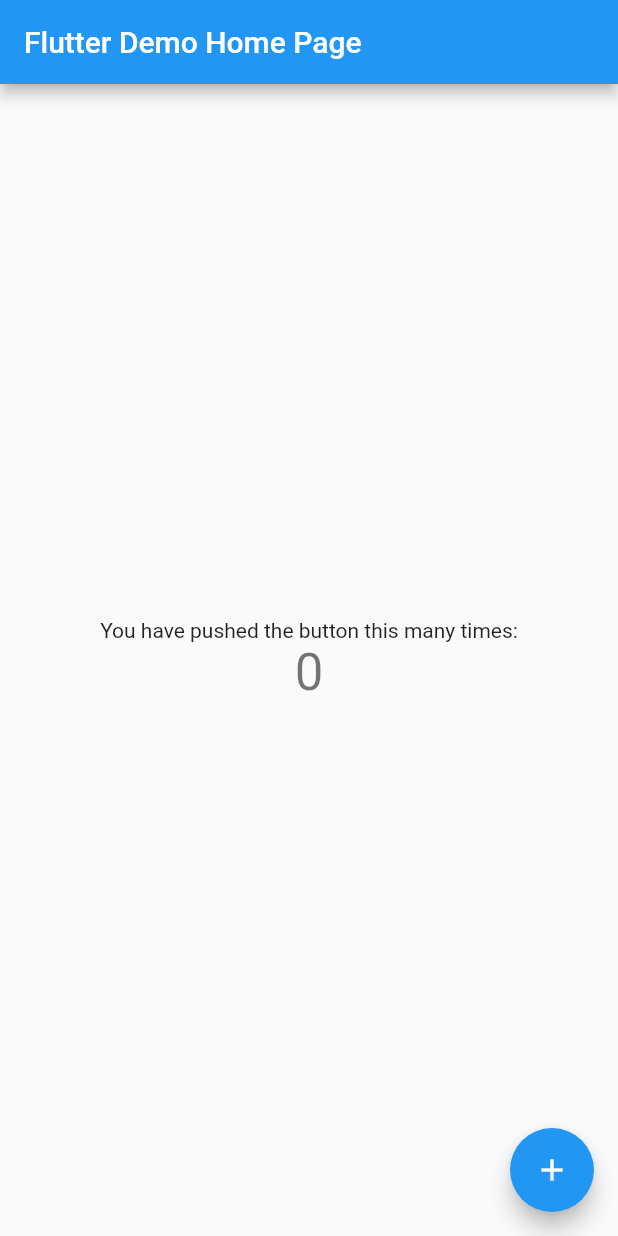
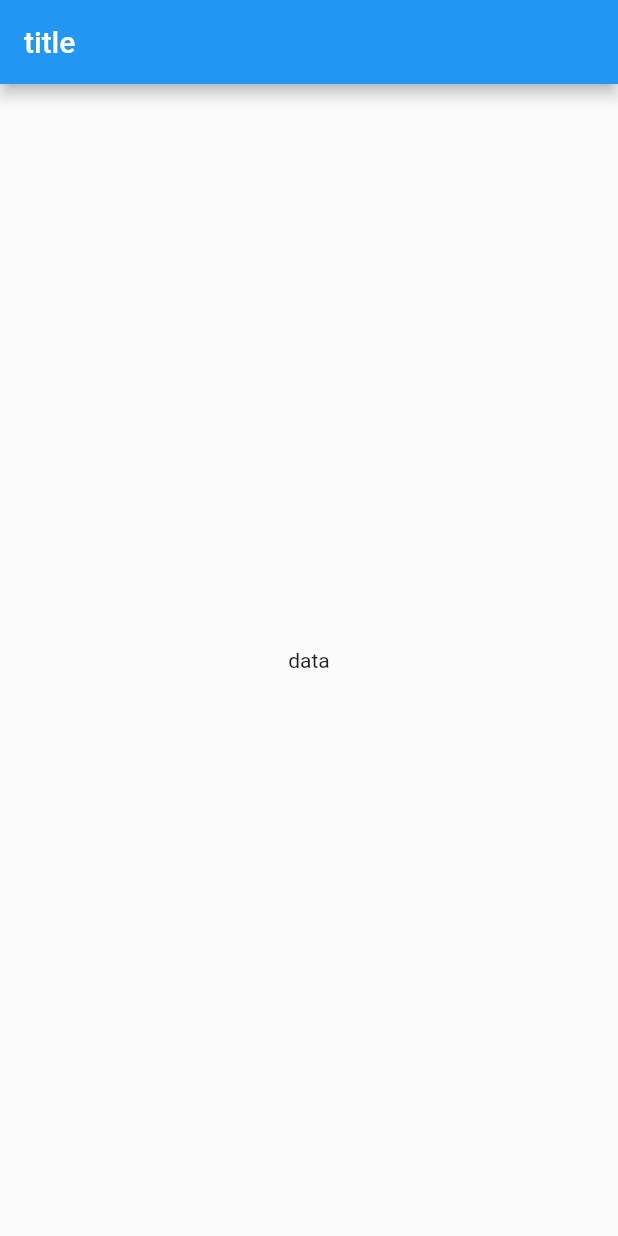
Before and after one commit to wellitonscheer/aplicativo-esportes-cti4, a Flutter app: the screen it shows after launch, on a phone screen of 412 x 824 dp. Run offline on Flutter 3.47's test engine with Material 2 defaults, Android fonts, the phone set to English and light mode, and no system bars.

Commit message:
widget login com texto no centro

```diff
--- a/aplicativo_esportes_cti4_app/lib/main.dart
+++ b/aplicativo_esportes_cti4_app/lib/main.dart
@@ -1,115 +1,36 @@
 import 'package:flutter/material.dart';
+import 'us_widgets/all_widgets.dart';
 
 void main() {
-  runApp(const MyApp());
+  runApp(
+    MaterialApp(
+      home: Home(),
+    )
+  );
 }
 
-class MyApp extends StatelessWidget {
-  const MyApp({super.key});
+class Home extends StatefulWidget {
+  const Home({Key? key}) : super(key: key);
 
-  // This widget is the root of your application.
+  @override
+  State<Home> createState() => _HomeState();
+}
+
+class _HomeState extends State<Home> {
   @override
   Widget build(BuildContext context) {
-    return MaterialApp(
-      title: 'Flutter Demo',
-      theme: ThemeData(
-        // This is the theme of your application.
-        //
-        // Try running your application with "flutter run". You'll see the
-        // application has a blue toolbar. Then, without quitting the app, try
-        // changing the primarySwatch below to Colors.green and then invoke
-        // "hot reload" (press "r" in the console where you ran "flutter run",
-        // or simply save your changes to "hot reload" in a Flutter IDE).
-        // Notice that the counter didn't reset back to zero; the application
-        // is not restarted.
-        primarySwatch: Colors.blue,
+    return Scaffold(
+      appBar: AppBar(
+        title: const Text("title"),
       ),
-      home: const MyHomePage(title: 'Flutter Demo Home Page'),
+      body: Center(
+        child: Column(
+          mainAxisAlignment: MainAxisAlignment.spaceAround,
+          children: [
+            Login()
+          ],
+        ),
+      ),
     );
   }
 }
-
-class MyHomePage extends StatefulWidget {
-  const MyHomePage({super.key, required this.title});
-
-  // This widget is the home page of your application. It is stateful, meaning
-  // that it has a State object (defined below) that contains fields that affect
-  // how it looks.
-
-  // This class is the configuration for the state. It holds the values (in this
-  // case the title) provided by the parent (in this case the App widget) and
-  // used by the build method of the State. Fields in a Widget subclass are
-  // always marked "final".
-
-  final String title;
-
-  @override
-  State<MyHomePage> createState() => _MyHomePageState();
-}
-
-class _MyHomePageState extends State<MyHomePage> {
-  int _counter = 0;
-
-  void _incrementCounter() {
-    setState(() {
-      // This call to setState tells the Flutter framework that something has
-      // changed in this State, which causes it to rerun the build method below
-      // so that the display can reflect the updated values. If we changed
-      // _counter without calling setState(), then the build method would not be
-      // called again, and so nothing would appear to happen.
-      _counter++;
-    });
-  }
-
-  @override
-  Widget build(BuildContext context) {
-    // This method is rerun every time setState is called, for instance as done
-    // by the _incrementCounter method above.
-    //
-    // The Flutter framework has been optimized to make rerunning build methods
-    // fast, so that you can just rebuild anything that needs updating rather
-    // than having to individually change instances of widgets.
-    return Scaffold(
-      appBar: AppBar(
-        // Here we take the value from the MyHomePage object that was created by
-        // the App.build method, and use it to set our appbar title.
-        title: Text(widget.title),
-      ),
-      body: Center(
-        // Center is a layout widget. It takes a single child and positions it
-        // in the middle of the parent.
-        child: Column(
-          // Column is also a layout widget. It takes a list of children and
-          // arranges them vertically. By default, it sizes itself to fit its
-          // children horizontally, and tries to be as tall as its parent.
-          //
-          // Invoke "debug painting" (press "p" in the console, choose the
-          // "Toggle Debug Paint" action from the Flutter Inspector in Android
-          // Studio, or the "Toggle Debug Paint" command in Visual Studio Code)
-          // to see the wireframe for each widget.
-          //
-          // Column has various properties to control how it sizes itself and
-          // how it positions its children. Here we use mainAxisAlignment to
-          // center the children vertically; the main axis here is the vertical
-          // axis because Columns are vertical (the cross axis would be
-          // horizontal).
-          mainAxisAlignment: MainAxisAlignment.center,
-          children: <Widget>[
-            const Text(
-              'You have pushed the button this many times:',
-            ),
-            Text(
-              '$_counter',
-              style: Theme.of(context).textTheme.headline4,
-            ),
-          ],
-        ),
-      ),
-      floatingActionButton: FloatingActionButton(
-        onPressed: _incrementCounter,
-        tooltip: 'Increment',
-        child: const Icon(Icons.add),
-      ), // This trailing comma makes auto-formatting nicer for build methods.
-    );
-  }
-}
--- /dev/null
+++ b/aplicativo_esportes_cti4_app/lib/us_widgets/Login.dart
@@ -0,0 +1,15 @@
+import 'package:flutter/material.dart';
+
+class Login extends StatefulWidget {
+  const Login({Key? key}) : super(key: key);
+
+  @override
+  State<Login> createState() => _LoginState();
+}
+
+class _LoginState extends State<Login> {
+  @override
+  Widget build(BuildContext context) {
+    return Text("data");
+  }
+}
--- /dev/null
+++ b/aplicativo_esportes_cti4_app/lib/us_widgets/all_widgets.dart
@@ -0,0 +1 @@
+export 'Login.dart';
```
